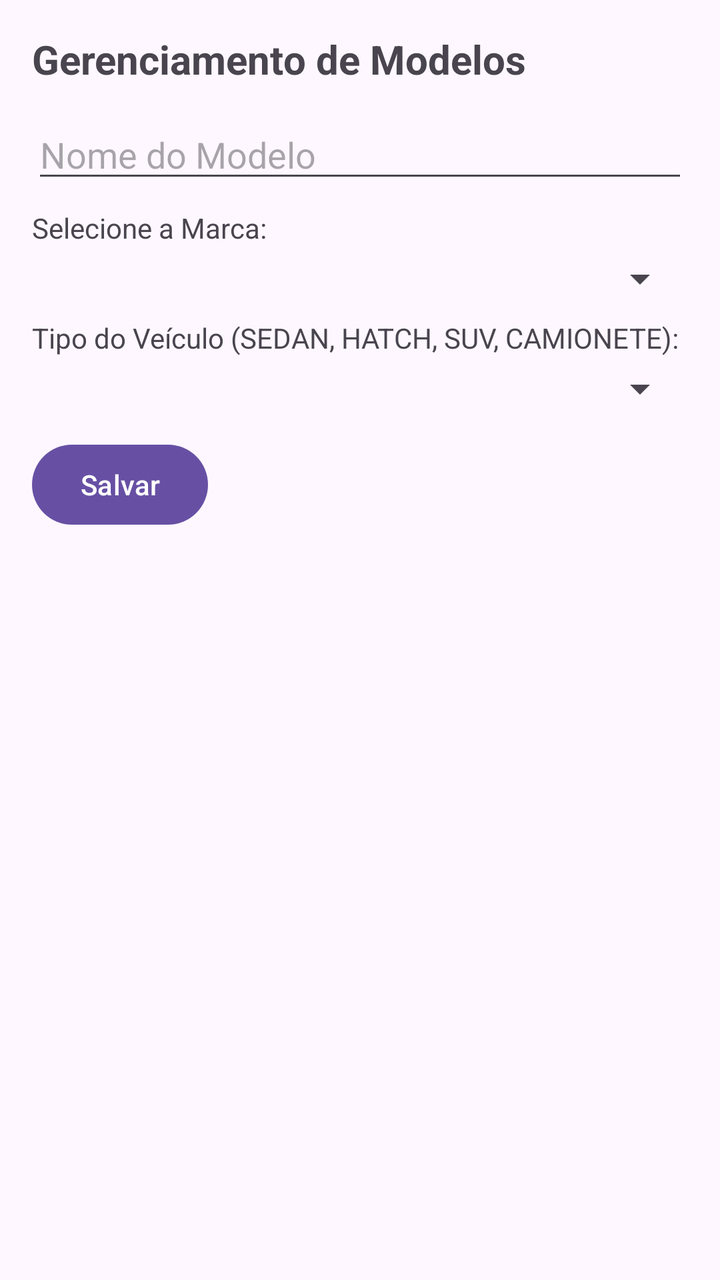
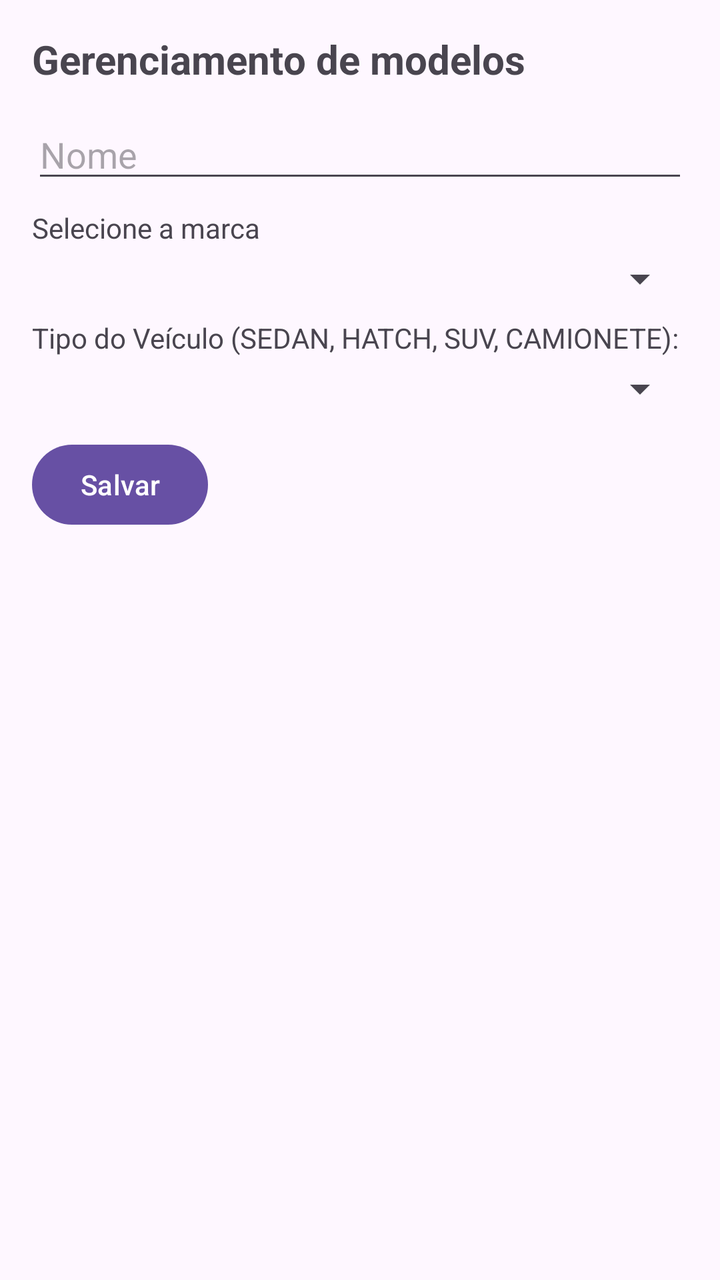

An Android layout rendered at two revisions. The XML below is the earlier revision; the diff shows what the commit changed to produce the second picture.
<!-- AndroidManifest.xml: application theme Theme.Atividade2 -->
<!-- res/layout/activity_modelos.xml -->
<?xml version="1.0" encoding="utf-8"?>
<LinearLayout xmlns:android="http://schemas.android.com/apk/res/android"
    android:id="@+id/main"
    android:layout_width="match_parent"
    android:layout_height="match_parent"
    android:orientation="vertical"
    android:padding="16dp">

    <TextView
        android:layout_width="match_parent"
        android:layout_height="wrap_content"
        android:text="Gerenciamento de Modelos"
        android:textSize="20sp"
        android:textStyle="bold"
        android:layout_marginBottom="12dp"/>

    <EditText
        android:id="@+id/edNomeModelo"
        android:layout_width="match_parent"
        android:layout_height="wrap_content"
        android:hint="Nome do Modelo"
        android:inputType="text"
        android:layout_marginBottom="8dp"/>

    <TextView
        android:layout_width="match_parent"
        android:layout_height="wrap_content"
        android:text="Selecione a Marca:"
        android:textSize="14sp"
        android:layout_marginBottom="4dp"/>

    <Spinner
        android:id="@+id/spinnerMarca"
        android:layout_width="match_parent"
        android:layout_height="wrap_content"
        android:layout_marginBottom="8dp"/>

    <TextView
        android:layout_width="match_parent"
        android:layout_height="wrap_content"
        android:text="Tipo do Veículo (SEDAN, HATCH, SUV, CAMIONETE):"
        android:textSize="14sp"
        android:layout_marginBottom="4dp"/>

    <Spinner
        android:id="@+id/spinnerTipo"
        android:layout_width="match_parent"
        android:layout_height="wrap_content"
        android:layout_marginBottom="12dp" />

    <Button
        android:id="@+id/btSalvarModelo"
        android:layout_width="wrap_content"
        android:layout_height="wrap_content"
        android:text="Salvar"
        android:layout_marginEnd="8dp"/>

    <ListView
        android:id="@+id/lista_modelos"
        android:layout_width="match_parent"
        android:layout_height="match_parent"/>

</LinearLayout>
<!-- resources referenced by this layout -->
<resources>
  <style name="Theme.Atividade2" parent="Base.Theme.Atividade2" />
  <style name="Base.Theme.Atividade2" parent="Theme.Material3.DayNight.NoActionBar">
          
          
      </style>
</resources>

<!-- the commit's change to res/layout/activity_modelos.xml (unified diff, before → after) -->
@@ -9,7 +9,7 @@
     <TextView
         android:layout_width="match_parent"
         android:layout_height="wrap_content"
-        android:text="Gerenciamento de Modelos"
+        android:text="@string/gerenciamentoModelos"
         android:textSize="20sp"
         android:textStyle="bold"
         android:layout_marginBottom="12dp"/>
@@ -18,14 +18,14 @@
         android:id="@+id/edNomeModelo"
         android:layout_width="match_parent"
         android:layout_height="wrap_content"
-        android:hint="Nome do Modelo"
+        android:hint="@string/nome"
         android:inputType="text"
         android:layout_marginBottom="8dp"/>
 
     <TextView
         android:layout_width="match_parent"
         android:layout_height="wrap_content"
-        android:text="Selecione a Marca:"
+        android:text="@string/selecioneMarca"
         android:textSize="14sp"
         android:layout_marginBottom="4dp"/>
 
@@ -38,7 +38,7 @@
     <TextView
         android:layout_width="match_parent"
         android:layout_height="wrap_content"
-        android:text="Tipo do Veículo (SEDAN, HATCH, SUV, CAMIONETE):"
+        android:text="@string/tipoVeiculo"
         android:textSize="14sp"
         android:layout_marginBottom="4dp"/>
 
@@ -52,7 +52,7 @@
         android:id="@+id/btSalvarModelo"
         android:layout_width="wrap_content"
         android:layout_height="wrap_content"
-        android:text="Salvar"
+        android:text="@string/salvar"
         android:layout_marginEnd="8dp"/>
 
     <ListView
<!-- resource entries referenced after the edit -->
@@ -1,5 +1,10 @@
 <!-- resources referenced by this layout -->
 <resources>
+  <string name="gerenciamentoModelos">Gerenciamento de modelos</string>
+  <string name="nome">Nome</string>
+  <string name="salvar">Salvar</string>
+  <string name="selecioneMarca">Selecione a marca</string>
+  <string name="tipoVeiculo">Tipo do Veículo (SEDAN, HATCH, SUV, CAMIONETE):</string>
   <style name="Theme.Atividade2" parent="Base.Theme.Atividade2" />
   <style name="Base.Theme.Atividade2" parent="Theme.Material3.DayNight.NoActionBar">
           
